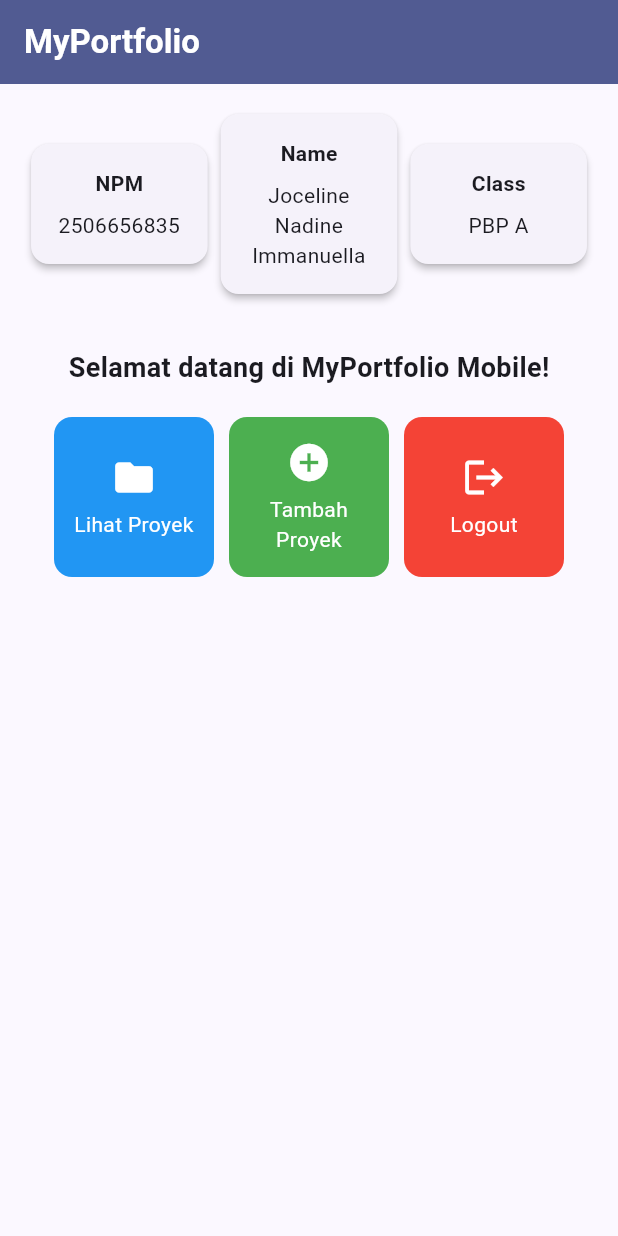
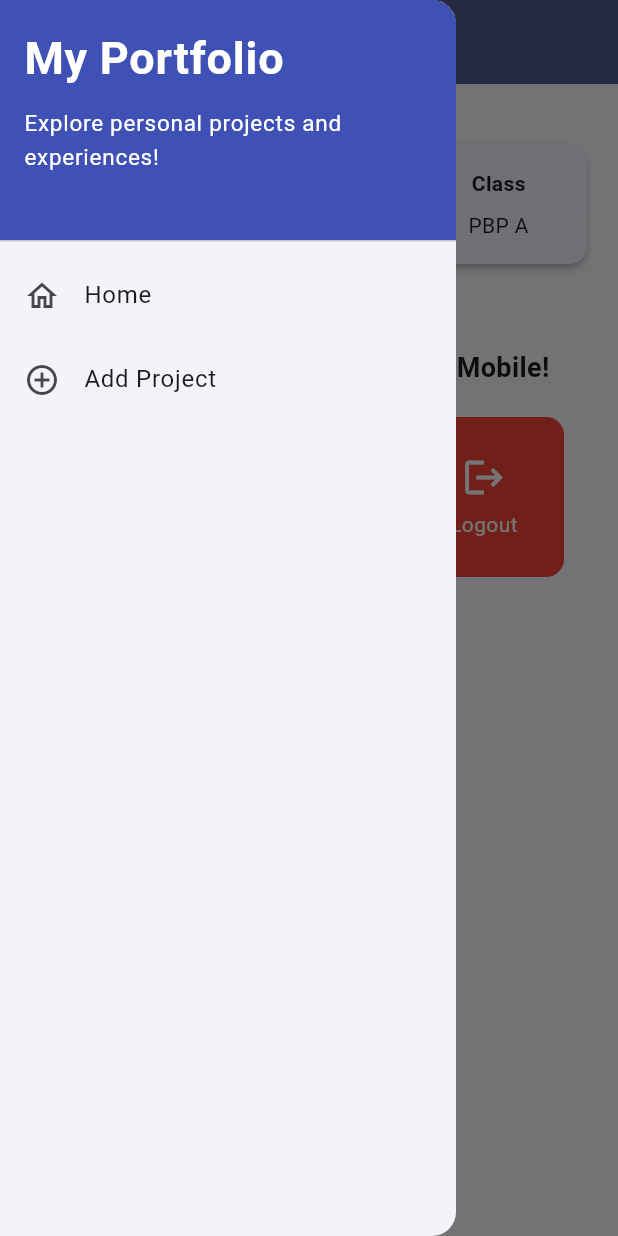
Before and after one commit to jocelinenadine-dev/myportofolio_mobile, a Flutter app: the screen it shows after launch, with the side drawer open (before the commit the screen has no drawer), on a phone screen of 412 x 824 dp. Run offline on Flutter 3.47's test engine with Material 3 defaults, Android fonts, the phone set to English and light mode, and no system bars; our stand-ins replace material_ui.

Commit message:
Tutorial 09: Flutter Navigation, Layouts, Forms, and Input Elements

```diff
--- a/lib/main.dart
+++ b/lib/main.dart
@@ -1,5 +1,5 @@
-import 'package:flutter/material.dart';
-import 'package:myportofolio_mobile/menu.dart';
+import 'package:material_ui/material_ui.dart';
+import 'package:myportofolio_mobile/screens/menu.dart';
 
 void main() {
   runApp(const MyApp());
--- a/lib/menu.dart
+++ b/lib/screens/menu.dart
@@ -1,4 +1,6 @@
-import 'package:flutter/material.dart';
+import 'package:material_ui/material_ui.dart';
+import 'package:myportofolio_mobile/widgets/left_drawer.dart';
+import 'package:myportofolio_mobile/widgets/project_card.dart';
 
 /// Model data untuk merepresentasikan setiap item tombol aksi pada halaman menu utama.
 /// Menyimpan nama tombol ([name]), ikon ([icon]), dan warna latar ([color]).
@@ -11,7 +13,8 @@ class ItemHomepage {
 }
 
 /// Halaman utama aplikasi MyPortfolio Mobile yang bersifat statis ([StatelessWidget]).
-/// Menampilkan kartu identitas pemilik ([InfoCard]) dan kisi tombol aksi ([ItemCard]).
+/// Menampilkan kartu identitas pemilik ([InfoCard]), drawer navigasi ([LeftDrawer]),
+/// dan kisi tombol aksi ([ItemCard]).
 class MyHomePage extends StatelessWidget {
   MyHomePage({super.key});
 
@@ -27,7 +30,7 @@ class MyHomePage extends StatelessWidget {
 
   @override
   Widget build(BuildContext context) {
-    // Scaffold menyediakan struktur visual dasar halaman (AppBar, Body, SnackBar).
+    // Scaffold menyediakan struktur visual dasar halaman (AppBar, Drawer, Body, SnackBar).
     return Scaffold(
       // AppBar menampilkan bar bagian atas halaman aplikasi.
       appBar: AppBar(
@@ -39,7 +42,9 @@ class MyHomePage extends StatelessWidget {
           ),
         ),
         backgroundColor: Theme.of(context).colorScheme.primary,
+        iconTheme: const IconThemeData(color: Colors.white),
       ),
+      drawer: const LeftDrawer(),
       // Body halaman utama dengan padding di sekelilingnya.
       body: SingleChildScrollView(
         child: Padding(
@@ -133,55 +138,3 @@ class InfoCard extends StatelessWidget {
     );
   }
 }
-
-/// Komponen kartu tombol aksi interaktif yang menampilkan ikon, label,
-/// serta warna latar spesifik dari objek [ItemHomepage].
-class ItemCard extends StatelessWidget {
-  final ItemHomepage item;
-
-  const ItemCard(this.item, {super.key});
-
-  @override
-  Widget build(BuildContext context) {
-    return Material(
-      // Menggunakan warna spesifik dari masing-masing objek ItemHomepage.
-      color: item.color,
-      borderRadius: BorderRadius.circular(12),
-      child: InkWell(
-        borderRadius: BorderRadius.circular(12),
-        // Aksi ketika kartu ditekan oleh pengguna.
-        onTap: () {
-          // Menampilkan SnackBar dengan pesan interaktif sesuai tombol yang ditekan.
-          ScaffoldMessenger.of(context)
-            ..hideCurrentSnackBar()
-            ..showSnackBar(
-              SnackBar(
-                content: Text("Kamu telah menekan tombol ${item.name}!"),
-              ),
-            );
-        },
-        child: Container(
-          padding: const EdgeInsets.all(8),
-          child: Center(
-            child: Column(
-              mainAxisAlignment: MainAxisAlignment.center,
-              children: [
-                Icon(
-                  item.icon,
-                  color: Colors.white,
-                  size: 30.0,
-                ),
-                const Padding(padding: EdgeInsets.all(3)),
-                Text(
-                  item.name,
-                  textAlign: TextAlign.center,
-                  style: const TextStyle(color: Colors.white),
-                ),
-              ],
-            ),
-          ),
-        ),
-      ),
-    );
-  }
-}
--- /dev/null
+++ b/lib/widgets/left_drawer.dart
@@ -0,0 +1,70 @@
+import 'package:material_ui/material_ui.dart';
+import 'package:myportofolio_mobile/screens/menu.dart';
+import 'package:myportofolio_mobile/screens/project_form.dart';
+
+/// Komponen drawer navigasi samping aplikasi MyPortfolio Mobile.
+class LeftDrawer extends StatelessWidget {
+  const LeftDrawer({super.key});
+
+  @override
+  Widget build(BuildContext context) {
+    return Drawer(
+      child: ListView(
+        children: [
+          const DrawerHeader(
+            decoration: BoxDecoration(
+              color: Colors.indigo,
+            ),
+            child: Column(
+              crossAxisAlignment: CrossAxisAlignment.start,
+              children: [
+                Text(
+                  'My Portfolio',
+                  style: TextStyle(
+                    fontSize: 30,
+                    fontWeight: FontWeight.bold,
+                    color: Colors.white,
+                  ),
+                ),
+                SizedBox(height: 10),
+                Text(
+                  'Explore personal projects and experiences!',
+                  style: TextStyle(
+                    fontSize: 15,
+                    color: Colors.white,
+                  ),
+                ),
+              ],
+            ),
+          ),
+          ListTile(
+            leading: const Icon(Icons.home_outlined),
+            title: const Text('Home'),
+            // Navigasi ke halaman utama portofolio
+            onTap: () {
+              Navigator.pushReplacement(
+                context,
+                MaterialPageRoute(
+                  builder: (context) => MyHomePage(),
+                ),
+              );
+            },
+          ),
+          ListTile(
+            leading: const Icon(Icons.add_circle_outline),
+            title: const Text('Add Project'),
+            // Navigasi ke halaman tambah proyek
+            onTap: () {
+              Navigator.pushReplacement(
+                context,
+                MaterialPageRoute(
+                  builder: (context) => const ProjectFormPage(),
+                ),
+              );
+            },
+          ),
+        ],
+      ),
+    );
+  }
+}
--- /dev/null
+++ b/lib/widgets/project_card.dart
@@ -0,0 +1,65 @@
+import 'package:material_ui/material_ui.dart';
+import 'package:myportofolio_mobile/screens/menu.dart';
+import 'package:myportofolio_mobile/screens/project_form.dart';
+
+/// Komponen kartu tombol aksi interaktif yang menampilkan ikon, label,
+/// serta warna latar spesifik dari objek [ItemHomepage].
+class ItemCard extends StatelessWidget {
+  final ItemHomepage item;
+
+  const ItemCard(this.item, {super.key});
+
+  @override
+  Widget build(BuildContext context) {
+    return Material(
+      // Menggunakan warna spesifik dari masing-masing objek ItemHomepage.
+      color: item.color,
+      borderRadius: BorderRadius.circular(12),
+      child: InkWell(
+        borderRadius: BorderRadius.circular(12),
+        // Area responsif terhadap sentuhan
+        onTap: () {
+          // Memunculkan SnackBar ketika diklik
+          ScaffoldMessenger.of(context)
+            ..hideCurrentSnackBar()
+            ..showSnackBar(
+              SnackBar(
+                content: Text("Kamu telah menekan tombol ${item.name}!"),
+              ),
+            );
+
+          // Navigate ke halaman yang sesuai
+          if (item.name == "Tambah Proyek") {
+            Navigator.push(
+              context,
+              MaterialPageRoute(
+                builder: (context) => const ProjectFormPage(),
+              ),
+            );
+          }
+        },
+        child: Container(
+          padding: const EdgeInsets.all(8),
+          child: Center(
+            child: Column(
+              mainAxisAlignment: MainAxisAlignment.center,
+              children: [
+                Icon(
+                  item.icon,
+                  color: Colors.white,
+                  size: 30.0,
+                ),
+                const Padding(padding: EdgeInsets.all(3)),
+                Text(
+                  item.name,
+                  textAlign: TextAlign.center,
+                  style: const TextStyle(color: Colors.white),
+                ),
+              ],
+            ),
+          ),
+        ),
+      ),
+    );
+  }
+}
--- a/pubspec.yaml
+++ b/pubspec.yaml
@@ -34,6 +34,7 @@ dependencies:
   # The following adds the Cupertino Icons font to your application.
   # Use with the CupertinoIcons class for iOS style icons.
   cupertino_icons: ^1.0.8
+  material_ui: ^1.11.1
 
 dev_dependencies:
   flutter_test:
```
Also changed, not shown: lib/screens/project_form.dart (added, +218 -0 lines), pubspec.lock.
